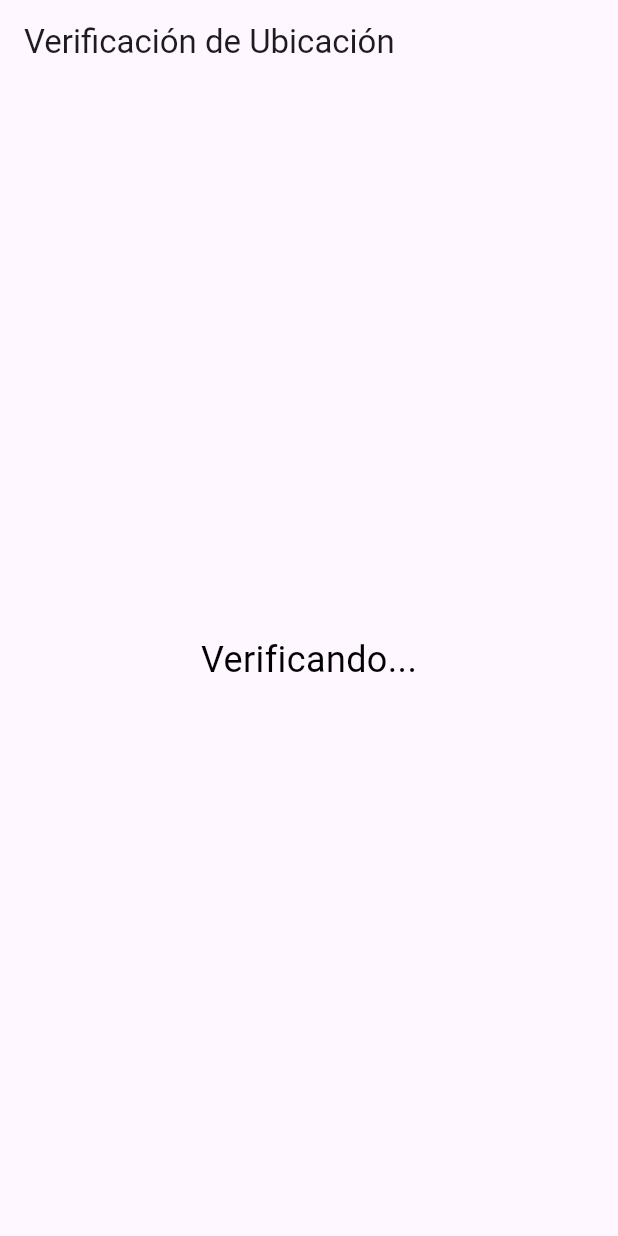
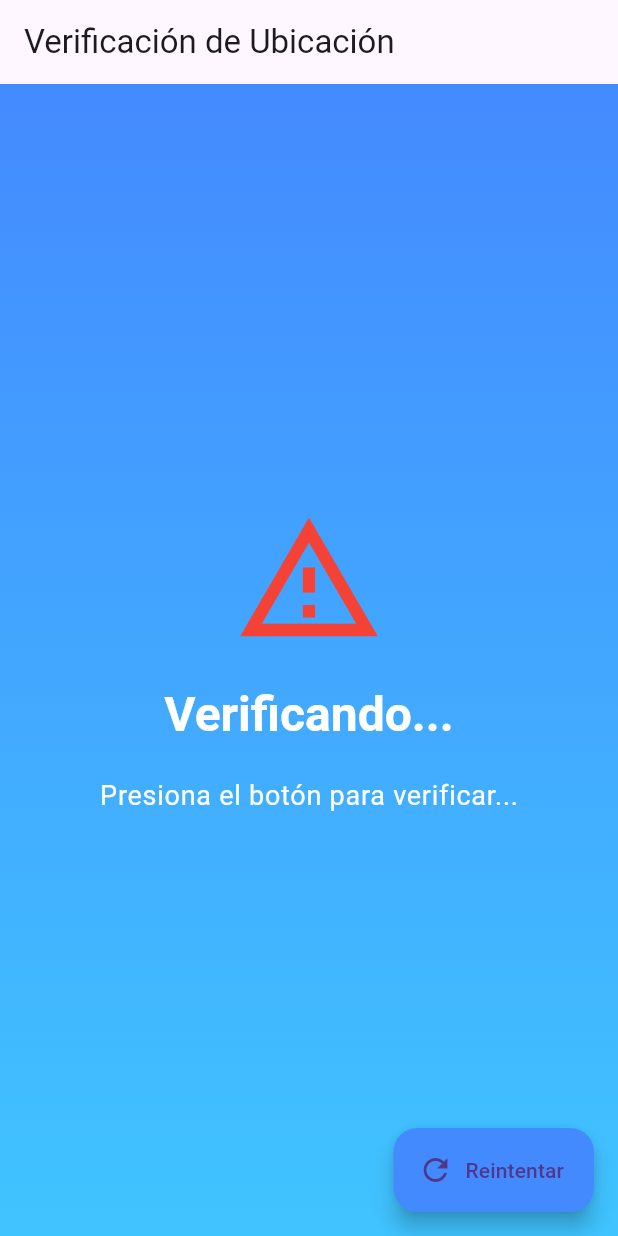
Before and after one commit to AlexisJuarez2227/Fake_GPS, a Flutter app: the screen it shows after launch, on a phone screen of 412 x 824 dp. Run offline on Flutter 3.47's test engine with Material 3 defaults, Android fonts, the phone set to English and light mode, and no system bars; our stand-ins replace location.

Commit message:
completado con location

```diff
--- a/lib/main.dart
+++ b/lib/main.dart
@@ -13,6 +13,14 @@ class UbicacionVerificadaApp extends StatelessWidget {
       title: 'Verificación de Ubicación',
       theme: ThemeData(
         primarySwatch: Colors.blue,
+        textTheme: TextTheme(
+          headlineLarge: TextStyle(
+            fontSize: 32,
+            fontWeight: FontWeight.bold,
+            color: Colors.white,
+          ),
+          bodyLarge: TextStyle(fontSize: 18, color: Colors.white),
+        ),
       ),
       home: UbicacionScreen(),
       debugShowCheckedModeBanner: false,
@@ -28,23 +36,6 @@ class UbicacionScreen extends StatefulWidget {
 class _UbicacionScreenState extends State<UbicacionScreen> {
   final Location location = Location();
   String _estadoGps = 'Verificando...';
-  Timer? _timer;
-
-  @override
-  void initState() {
-    super.initState();
-    // Inicia el Timer para verificar cada 10 segundos
-    _timer = Timer.periodic(Duration(seconds: 5), (timer) {
-      verificarUbicacion();
-    });
-    verificarUbicacion(); // Verificación inicial al iniciar la app
-  }
-
-  @override
-  void dispose() {
-    _timer?.cancel(); // Cancelar el timer al salir del widget
-    super.dispose();
-  }
 
   Future<void> verificarUbicacion() async {
     bool servicioHabilitado;
@@ -92,12 +83,49 @@ class _UbicacionScreenState extends State<UbicacionScreen> {
     return Scaffold(
       appBar: AppBar(
         title: Text('Verificación de Ubicación'),
+        elevation: 0,
+        backgroundColor: Colors.transparent,
       ),
-      body: Center(
-        child: Text(
-          _estadoGps,
-          style: TextStyle(fontSize: 24, color: Colors.black),
+      body: Container(
+        decoration: BoxDecoration(
+          gradient: LinearGradient(
+            colors: [Colors.blueAccent, Colors.lightBlueAccent],
+            begin: Alignment.topCenter,
+            end: Alignment.bottomCenter,
+          ),
         ),
+        child: Center(
+          child: Column(
+            mainAxisAlignment: MainAxisAlignment.center,
+            children: [
+              Icon(
+                _estadoGps == 'Ubicación Real'
+                    ? Icons.check_circle_outline
+                    : Icons.warning_amber_outlined,
+                color: _estadoGps == 'Ubicación Real' ? Colors.green : Colors.red,
+                size: 100,
+              ),
+              SizedBox(height: 20),
+              Text(
+                _estadoGps,
+                style: Theme.of(context).textTheme.headlineLarge,
+              ),
+              SizedBox(height: 20),
+              Text(
+                'Presiona el botón para verificar...',
+                style: Theme.of(context).textTheme.bodyLarge,
+              ),
+            ],
+          ),
+        ),
+      ),
+      floatingActionButton: FloatingActionButton.extended(
+        onPressed: () {
+          verificarUbicacion();
+        },
+        label: Text('Reintentar'),
+        icon: Icon(Icons.refresh),
+        backgroundColor: Colors.blueAccent,
       ),
     );
   }
```
